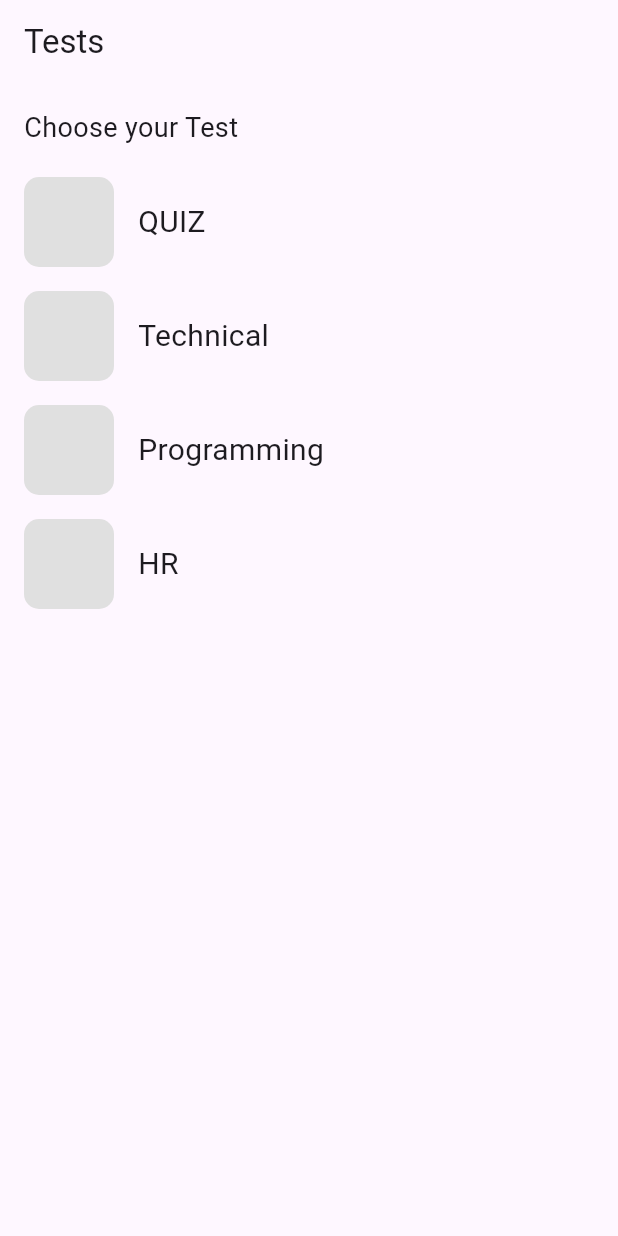
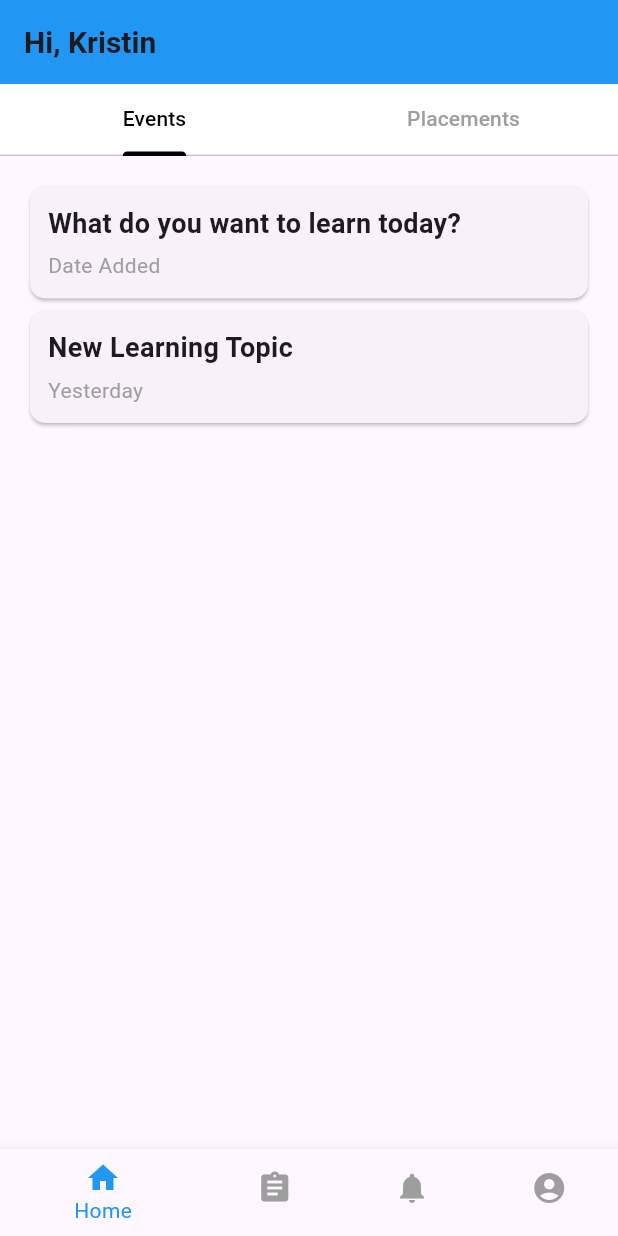
Before and after one commit to mrnayak25/carrer_nest, a Flutter app: the screen it shows after launch, on a phone screen of 412 x 824 dp. Run offline on Flutter 3.47's test engine with Material 3 defaults, Android fonts, the phone set to English and light mode, and no system bars; our stand-ins replace font_awesome_flutter.

Commit message:
Update dashboard.dart

```diff
--- a/lib/student/dashboard.dart
+++ b/lib/student/dashboard.dart
@@ -1,70 +1,258 @@
 import 'package:flutter/material.dart';
-import '../quiz_page.dart';
-import '../technical_page.dart';
-import '../programming_page.dart';
-import '../hr_page.dart';
 
-class DashboardPage extends StatelessWidget {
-  const DashboardPage({super.key});
+void main() {
+  runApp(MyApp());
+}
+
+class MyApp extends StatelessWidget {
+  @override
+  Widget build(BuildContext context) {
+    return MaterialApp(
+      debugShowCheckedModeBanner: false,
+      home: DashboardPage(),
+    );
+  }
+}
+
+class DashboardPage extends StatefulWidget {
+  @override
+  _DashboardPageState createState() => _DashboardPageState();
+}
+
+class _DashboardPageState extends State<DashboardPage> {
+  int _selectedIndex = 0;
+
+  final List<Widget> _pages = [
+    HomePage(),
+    TestsPage(),
+    NotificationsPage(),
+    AccountPage(),
+  ];
+
+  void _onItemTapped(int index) {
+    setState(() {
+      _selectedIndex = index;
+    });
+  }
 
   @override
   Widget build(BuildContext context) {
     return Scaffold(
-      appBar: AppBar(title: const Text("Tests")),
+      // appBar: AppBar(
+      //    title: Text('Hi, Kristin', style: TextStyle(fontSize: 20, fontWeight: FontWeight.bold)),
+      //   backgroundColor: Colors.blue,
+      // ),
+      body: _pages[_selectedIndex],
+      bottomNavigationBar: BottomNavigationBar(
+        currentIndex: _selectedIndex,
+        selectedItemColor: Colors.blue,
+        unselectedItemColor: Colors.grey,
+        onTap: _onItemTapped,
+        items: [
+          BottomNavigationBarItem(icon: Icon(Icons.home), label: 'Home'),
+          BottomNavigationBarItem(icon: Icon(Icons.assignment), label: 'Tests'),
+          BottomNavigationBarItem(
+              icon: Icon(Icons.notifications), label: 'Notification'),
+          BottomNavigationBarItem(
+              icon: Icon(Icons.account_circle), label: 'Account'),
+        ],
+      ),
+    );
+  }
+}
+
+class HomePage extends StatelessWidget {
+  @override
+  Widget build(BuildContext context) {
+    return DefaultTabController(
+      length: 2,
+      child: Scaffold(
+        appBar: AppBar(
+          title: Text('Hi, Kristin', style: TextStyle(fontSize: 20, fontWeight: FontWeight.bold)),
+          backgroundColor: Colors.blue,
+        ),
+        body: Column(
+          children: [
+            Container(
+              color: Colors.white, // Optional: Background color for TabBar
+              child: TabBar(
+                indicatorColor: Colors.black,
+                labelColor: Colors.black,
+                unselectedLabelColor: Colors.grey,
+                tabs: [
+                  Tab(text: 'Events'),
+                  Tab(text: 'Placements'),
+                ],
+              ),
+            ),
+            Expanded(
+              child: TabBarView(
+                children: [
+                  VideoList(), // Events Tab
+                  VideoList(), // Placements Tab
+                ],
+              ),
+            ),
+          ],
+        ),
+      ),
+    );
+  }
+}
+
+class VideoList extends StatelessWidget {
+  final List<Map<String, String>> videos = [
+    {'title': 'What do you want to learn today?', 'date': 'Date Added'},
+    {'title': 'New Learning Topic', 'date': 'Yesterday'},
+  ];
+
+  @override
+  Widget build(BuildContext context) {
+    return Scaffold(
+      // appBar: AppBar(
+      //   title: Text('Hi, Kristin',
+      //       style: TextStyle(fontSize: 20, fontWeight: FontWeight.bold)),
+      //   backgroundColor: Colors.blue,
+      // ),
+      body: ListView.builder(
+        padding: EdgeInsets.all(16.0),
+        itemCount: videos.length,
+        itemBuilder: (context, index) {
+          return Card(
+            shape:
+                RoundedRectangleBorder(borderRadius: BorderRadius.circular(10)),
+            child: Padding(
+              padding: EdgeInsets.all(12.0),
+              child: Column(
+                crossAxisAlignment: CrossAxisAlignment.start,
+                children: [
+                  Text(videos[index]['title']!,
+                      style:
+                          TextStyle(fontSize: 18, fontWeight: FontWeight.bold)),
+                  SizedBox(height: 5),
+                  Text(videos[index]['date']!,
+                      style: TextStyle(color: Colors.grey)),
+                ],
+              ),
+            ),
+          );
+        },
+      ),
+    );
+  }
+}
+
+class TestsPage extends StatelessWidget {
+  @override
+  Widget build(BuildContext context) {
+    return Scaffold(
+      appBar: AppBar(
+        title: Text('Tests',
+            style: TextStyle(fontSize: 20, fontWeight: FontWeight.bold)),
+        backgroundColor: Colors.blue,
+      ),
       body: Padding(
-        padding: const EdgeInsets.all(16.0),
+        padding: EdgeInsets.all(16.0),
         child: Column(
           crossAxisAlignment: CrossAxisAlignment.start,
           children: [
-            const Text("Choose your Test", style: TextStyle(fontSize: 18)),
-            const SizedBox(height: 20),
-
-            // QUIZ
-            _buildTestTile(context, "QUIZ", const QuizPage()),
-
-            const SizedBox(height: 16),
-
-            // Technical
-            _buildTestTile(context, "Technical", const TechnicalPage()),
-
-            const SizedBox(height: 16),
-
-            // Programming
-            _buildTestTile(context, "Programming", const ProgrammingPage()),
-
-            const SizedBox(height: 16),
-
-            // HR
-            _buildTestTile(context, "HR", const HRPage()),
+            Text('Choose your Test',
+                style: TextStyle(fontSize: 20, fontWeight: FontWeight.bold)),
+            SizedBox(height: 10),
+            _buildTestCard('QUIZ'),
+            _buildTestCard('Technical'),
+            _buildTestCard('Programming'),
+            _buildTestCard('HR'),
           ],
         ),
       ),
     );
   }
 
-  // Reusable tile
-  Widget _buildTestTile(BuildContext context, String label, Widget page) {
-    return GestureDetector(
-      onTap: () {
-        Navigator.push(
-          context,
-          MaterialPageRoute(builder: (context) => page),
-        );
-      },
-      child: Row(
+  Widget _buildTestCard(String title) {
+    return Card(
+      shape: RoundedRectangleBorder(borderRadius: BorderRadius.circular(10)),
+      child: ListTile(
+        title: Text(title, style: TextStyle(fontSize: 18)),
+        leading: Icon(Icons.assignment),
+      ),
+    );
+  }
+}
+
+class NotificationsPage extends StatelessWidget {
+  @override
+  Widget build(BuildContext context) {
+    return Scaffold(
+      appBar: AppBar(
+        title: Text('Notification',
+            style: TextStyle(fontSize: 20, fontWeight: FontWeight.bold)),
+        backgroundColor: Colors.blue,
+      ),
+      body: ListView(
+        padding: EdgeInsets.all(16.0),
         children: [
-          Container(
-            width: 60,
-            height: 60,
-            decoration: BoxDecoration(
-              color: Colors.grey.shade300,
-              borderRadius: BorderRadius.circular(10),
-            ),
-          ),
-          const SizedBox(width: 16),
-          Text(label, style: const TextStyle(fontSize: 20)),
+          _buildNotificationCard(
+              'Congratulations on completing the test!', 'Just now'),
+          _buildNotificationCard('Your course has been updated', 'Just now'),
+          _buildNotificationCard('You have a new message', 'Just now'),
         ],
       ),
     );
   }
+
+  Widget _buildNotificationCard(String title, String time) {
+    return Card(
+      shape: RoundedRectangleBorder(borderRadius: BorderRadius.circular(10)),
+      child: ListTile(
+        leading: Icon(Icons.notifications, color: Colors.blue),
+        title: Text(title),
+        subtitle: Text(time, style: TextStyle(color: Colors.grey)),
+      ),
+    );
+  }
 }
+
+class AccountPage extends StatelessWidget {
+  @override
+  Widget build(BuildContext context) {
+    return Scaffold(
+      appBar: AppBar(
+        title: Text('Your Profile',
+            style: TextStyle(fontSize: 20, fontWeight: FontWeight.bold)),
+        backgroundColor: Colors.blue,
+      ),
+      body: Padding(
+        padding: EdgeInsets.all(16.0),
+        child: Column(
+          crossAxisAlignment: CrossAxisAlignment.start,
+          children: [
+            Center(
+              child: Column(
+                children: [
+                  CircleAvatar(radius: 40, backgroundColor: Colors.blue),
+                  SizedBox(height: 10),
+                  Text('Kristin',
+                      style:
+                          TextStyle(fontSize: 22, fontWeight: FontWeight.bold)),
+                ],
+              ),
+            ),
+            SizedBox(height: 20),
+            _buildAccountOption('Favourite'),
+            _buildAccountOption('Edit Account'),
+            _buildAccountOption('Settings and Privacy'),
+            _buildAccountOption('Help'),
+          ],
+        ),
+      ),
+    );
+  }
+
+  Widget _buildAccountOption(String title) {
+    return ListTile(
+      title: Text(title, style: TextStyle(fontSize: 18)),
+      trailing: Icon(Icons.arrow_forward_ios, size: 16),
+    );
+  }
+}
```
